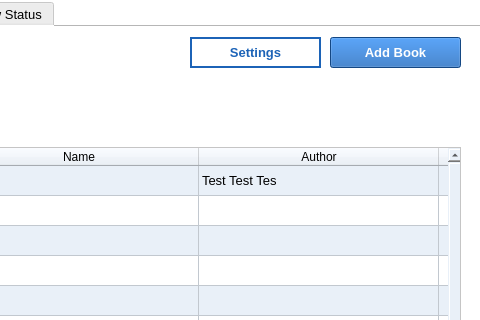
Before: the Qt Designer form gui/administrator.ui in iamafi/os_client, drawn with Qt 5; both pictures show x 322 to 802 and y 0 to 320 of the 802 by 565 pixel window.
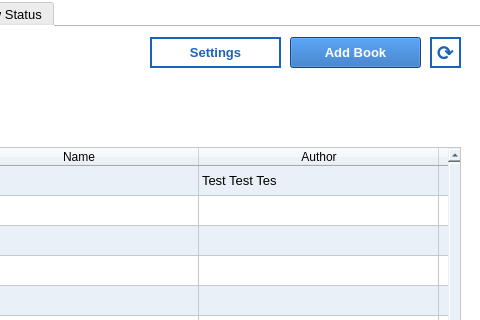
After: the same form once the commit is applied. The open tabs and pages were chosen to show the change. Icons and pictures are not drawn.

The edit to the form file:
```diff
--- a/gui/administrator.ui
+++ b/gui/administrator.ui
@@ -536,7 +536,7 @@
     <widget class="QPushButton" name="add_book">
      <property name="geometry">
       <rect>
-       <x>650</x>
+       <x>610</x>
        <y>10</y>
        <width>131</width>
        <height>31</height>
@@ -566,7 +566,7 @@
     <widget class="QPushButton" name="settings_2">
      <property name="geometry">
       <rect>
-       <x>510</x>
+       <x>470</x>
        <y>10</y>
        <width>131</width>
        <height>31</height>
@@ -603,6 +603,52 @@
       <bool>false</bool>
      </property>
     </widget>
+    <widget class="QPushButton" name="refresh_2">
+     <property name="geometry">
+      <rect>
+       <x>750</x>
+       <y>10</y>
+       <width>31</width>
+       <height>31</height>
+      </rect>
+     </property>
+     <property name="font">
+      <font>
+       <pointsize>15</pointsize>
+       <weight>75</weight>
+       <bold>true</bold>
+      </font>
+     </property>
+     <property name="autoFillBackground">
+      <bool>false</bool>
+     </property>
+     <property name="styleSheet">
+      <string notr="true">background-color:   rgb(255, 255, 255);
+color: rgb(28, 99, 183);
+border: 2px solid  rgb(28, 99, 183);</string>
+     </property>
+     <property name="text">
+      <string>⟳</string>
+     </property>
+     <property name="iconSize">
+      <size>
+       <width>16</width>
+       <height>16</height>
+      </size>
+     </property>
+     <property name="checkable">
+      <bool>false</bool>
+     </property>
+     <property name="autoDefault">
+      <bool>true</bool>
+     </property>
+     <property name="default">
+      <bool>false</bool>
+     </property>
+     <property name="flat">
+      <bool>false</bool>
+     </property>
+    </widget>
    </widget>
    <widget class="QWidget" name="pending_requests">
     <attribute name="title">
```
Left out of the diff: 96 changed lines with no effect on the pictures.
